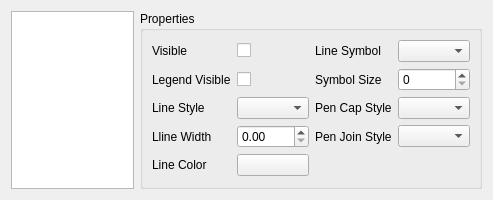
First picture: the form in itom1DQwtPlot/widgetCurveProperties.ui, repository itom-project/designerPlugins, before the edit.
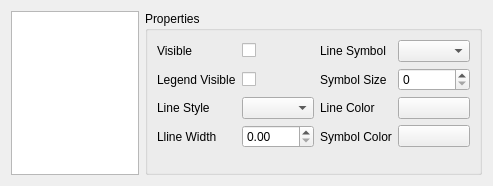
Second picture: the form after the edit. Custom widgets are drawn as their Qt base class.

Commit message: removed capstyle and joinstyle. Added symbol color

```diff
--- a/itom1DQwtPlot/widgetCurveProperties.ui
+++ b/itom1DQwtPlot/widgetCurveProperties.ui
@@ -48,9 +48,6 @@
         </property>
        </widget>
       </item>
-      <item row="3" column="5">
-       <widget class="QComboBox" name="comboBoxJoinStyle"/>
-      </item>
       <item row="1" column="5">
        <widget class="QSpinBox" name="spinBoxSymbolSize">
         <property name="keyboardTracking">
@@ -58,15 +55,9 @@
         </property>
        </widget>
       </item>
-      <item row="4" column="3">
-       <widget class="ColorPickerButton" name="colorPickerButtonLineStyle"/>
-      </item>
       <item row="0" column="5">
        <widget class="QComboBox" name="comboBoxLineSymbol"/>
       </item>
-      <item row="2" column="5">
-       <widget class="QComboBox" name="comboBoxCapStyle"/>
-      </item>
       <item row="2" column="3">
        <widget class="QComboBox" name="comboBoxLineStyle"/>
       </item>
@@ -121,13 +112,6 @@
         </property>
        </widget>
       </item>
-      <item row="4" column="2">
-       <widget class="QLabel" name="label_5">
-        <property name="text">
-         <string>Line Color</string>
-        </property>
-       </widget>
-      </item>
       <item row="0" column="4">
        <widget class="QLabel" name="label_6">
         <property name="text">
@@ -135,13 +119,6 @@
         </property>
        </widget>
       </item>
-      <item row="3" column="4">
-       <widget class="QLabel" name="label_9">
-        <property name="text">
-         <string>Pen Join Style</string>
-        </property>
-       </widget>
-      </item>
       <item row="3" column="3">
        <widget class="QDoubleSpinBox" name="doubleSpinBoxLineWidth">
         <property name="keyboardTracking">
@@ -149,13 +126,6 @@
         </property>
        </widget>
       </item>
-      <item row="2" column="4">
-       <widget class="QLabel" name="label_8">
-        <property name="text">
-         <string>Pen Cap Style</string>
-        </property>
-       </widget>
-      </item>
       <item row="5" column="3">
        <spacer name="verticalSpacer">
         <property name="orientation">
@@ -172,6 +142,26 @@
         </property>
        </spacer>
       </item>
+      <item row="2" column="4">
+       <widget class="QLabel" name="label_5">
+        <property name="text">
+         <string>Line Color</string>
+        </property>
+       </widget>
+      </item>
+      <item row="2" column="5">
+       <widget class="ColorPickerButton" name="colorPickerButtonLineStyle"/>
+      </item>
+      <item row="3" column="4">
+       <widget class="QLabel" name="label_4">
+        <property name="text">
+         <string>Symbol Color</string>
+        </property>
+       </widget>
+      </item>
+      <item row="3" column="5">
+       <widget class="ColorPickerButton" name="colorPickerButtonSymbol"/>
+      </item>
      </layout>
     </widget>
    </item>
```
The commit also changes 2 other files.
